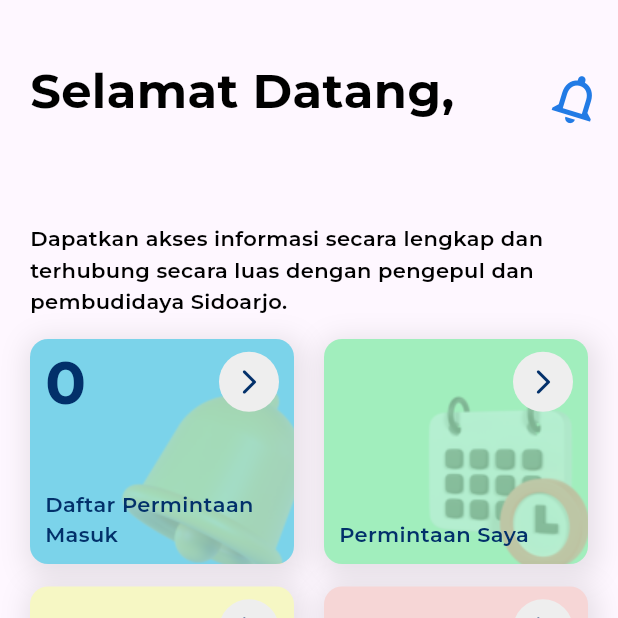
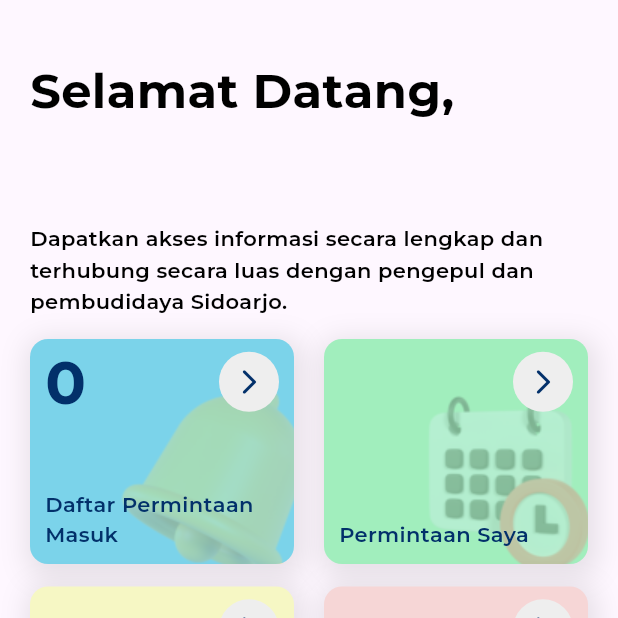
Before and after one commit to fiqifalahdev/project-akhir-frontend, a Flutter app: the Layout screen opened by its route, on a phone screen of 412 x 824 dp, the top half of it. Run offline on Flutter 3.47's test engine with Material 3 defaults, Android fonts, the phone set to English and light mode, and no system bars; our stand-ins replace calendar_date_picker2, dotted_border, easy_date_timeline, firebase_core, firebase_messaging, flutter_dotenv and 10 more; missing offline and left inert: bottom_sheet, flutter_map_animations, flutter_mapbox_navigation; accounts and stored records are empty; network calls fail; project files that could hold a hidden picture were left out.

Commit message:
all done

```diff
--- a/lib/components/custom_date_timeline_picker.dart
+++ b/lib/components/custom_date_timeline_picker.dart
@@ -87,8 +87,9 @@
                 fontWeight: FontWeight.w600,
               ))),
       headerProps: const EasyHeaderProps(
-        dateFormatter: DateFormatter.fullDateDMonthAsStrY(),
-      ),
+          dateFormatter: DateFormatter.fullDateDMonthAsStrY(),
+          monthPickerType: MonthPickerType.dropDown,
+          showMonthPicker: true),
       locale: 'id_ID',
     );
   }
--- a/lib/components/time_option_button.dart
+++ b/lib/components/time_option_button.dart
@@ -16,7 +16,7 @@
   @override
   Widget build(BuildContext context) {
     return SizedBox(
-      width: 110,
+      width: 100,
       child: ElevatedButton(
         onPressed: onSelected,
         style: isSelected
--- a/lib/logic/states_new.dart
+++ b/lib/logic/states_new.dart
@@ -479,8 +479,8 @@
 
   LocationProvider(this.ref)
       : super({
-          'latitude': -7.445035578944926, // default value for latitude
-          'longitude': 112.65081468165897, // default value for longitude
+          'latitude': -7.4627977511063825, // default value for latitude
+          'longitude': 112.72527060114531, // default value for longitude
         });
 
   // Get Longitude latitude from user location
@@ -553,6 +553,8 @@
           await http.get(Uri.parse(MainUtil().getLocation), headers: headers);
 
       final json = jsonDecode(response.body);
+
+      print(json);
 
       state = json['data'];
 
--- a/lib/main.dart
+++ b/lib/main.dart
@@ -44,6 +44,7 @@
   @override
   Widget build(BuildContext context) {
     return MaterialApp(
+
       title: 'Tambakku APP 1.0.0',
       theme: ThemeData(fontFamily: 'Montserrat'),
       debugShowCheckedModeBanner: false,
--- a/lib/pages/appointment_request_page.dart
+++ b/lib/pages/appointment_request_page.dart
@@ -221,8 +221,8 @@
                       const SizedBox(
                         height: 15,
                       ),
-                      Row(
-                        mainAxisAlignment: MainAxisAlignment.spaceBetween,
+                      Wrap(
+                        alignment: WrapAlignment.spaceBetween,
                         children: [
                           if (status == "pending" || status == "accepted")
                             Row(
--- a/lib/pages/layout.dart
+++ b/lib/pages/layout.dart
@@ -124,19 +124,6 @@
                   ),
                 ],
               ),
-              Transform.rotate(
-                angle: 17 * math.pi / 180,
-                child: IconButton(
-                    onPressed: () {
-                      print("OKE");
-                      Navigator.pushNamed(context, '/notification');
-                    },
-                    icon: const Icon(
-                      Icons.notifications_none_outlined,
-                      size: 40,
-                      color: CustomColors.primary,
-                    )),
-              ),
             ],
           ),
         ));
--- a/lib/util/main_util.dart
+++ b/lib/util/main_util.dart
@@ -1,9 +1,11 @@
 class MainUtil {
   // final String _baseUrl = 'http://10.0.2.2:8000/api/';
-  final String _baseUrl = 'http://192.168.144.181:8000/api/';
+  // final String _baseUrl = 'http://192.168.18.5:8000/api/';
+  final String _baseUrl = 'http://tambakku-app.fiqifalahdev.org/api/';
 
   // final String _publicDomain = 'http://10.0.2.2:8000/storage/';
-  final String _publicDomain = 'http://192.168.144.181:8000/storage/';
+  // final String _publicDomain = 'http://192.168.18.5:8000/storage/';
+  final String _publicDomain = 'http://tambakku-app.fiqifalahdev.org/storage/';
 
   // Get public domain
   String get publicDomain => _publicDomain;
```
Also changed, not shown: lib/pages/add_product_page.dart (+5 -3 lines), lib/pages/loading_page.dart (+6 -6 lines), lib/pages/login_page.dart (+0 -19 lines), lib/pages/profile_page.dart (+7 -9 lines).
